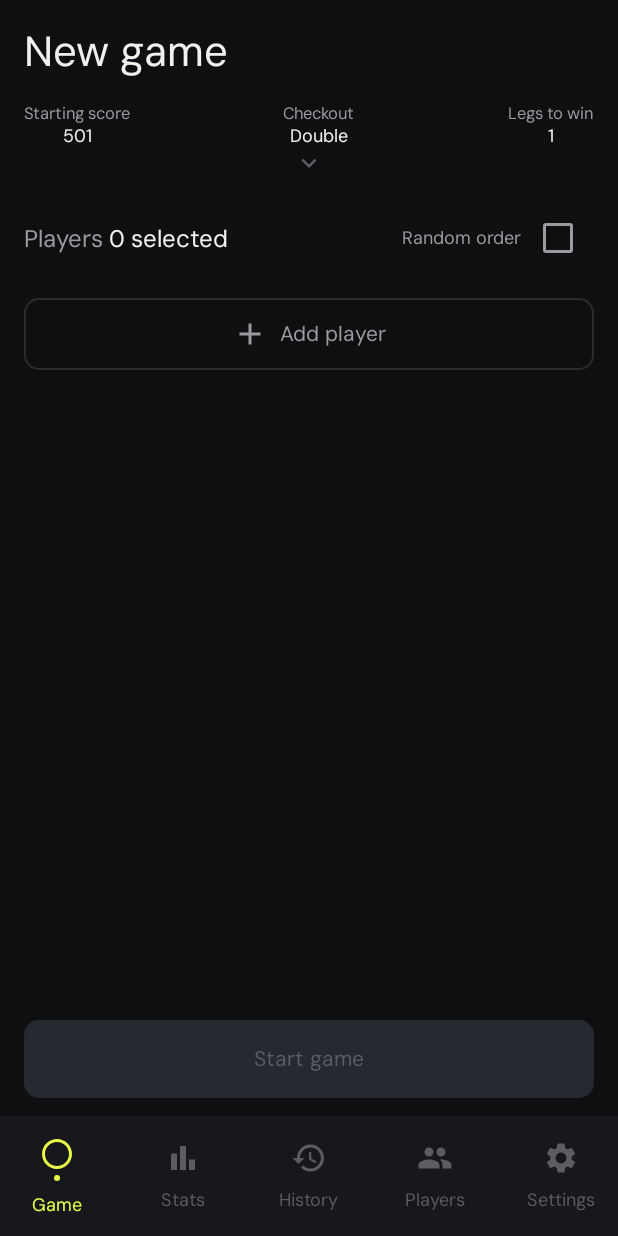
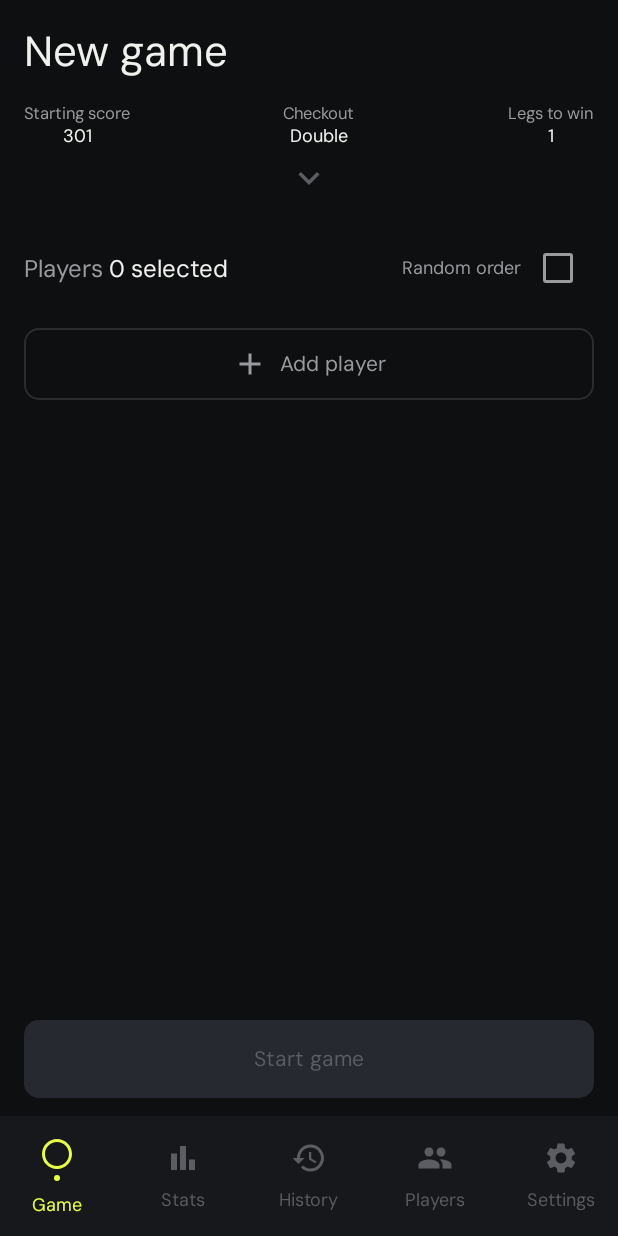
Before and after one commit to Chrausen/androiddartapp, an Android app built with Jetpack Compose: the screen it shows after launch (MainActivity), on a phone screen of 412 x 824 dp. Run offline under Robolectric (Android 15) with nearby library versions, the phone set to English and light mode, and no system bars; our stand-ins replace Dagger/Hilt's generated code, Room's generated code.

Commit message:
Enlarge chevron and change default game mode to 301 double out
- Chevron icon size increased from 20dp to 28dp with 6dp vertical padding
- Default starting score changed from 501 to 301 across SetupDefaults,
  SettingsDefaults, and SettingsRepository fallback

https://claude.ai/code/session_01KdXF6Ycihyn8cZqarj8ciM

```diff
--- a/app/src/main/java/com/clubdarts/data/model/AppSettings.kt
+++ b/app/src/main/java/com/clubdarts/data/model/AppSettings.kt
@@ -16,7 +16,7 @@ object SettingsKeys {
 }
 
 object SettingsDefaults {
-    const val START_SCORE   = "501"
+    const val START_SCORE   = "301"
     const val CHECKOUT_RULE = "DOUBLE"
     const val LEGS_TO_WIN   = "1"
     const val RANDOM_ORDER  = "false"
--- a/app/src/main/java/com/clubdarts/data/repository/SettingsRepository.kt
+++ b/app/src/main/java/com/clubdarts/data/repository/SettingsRepository.kt
@@ -28,7 +28,7 @@ class SettingsRepository @Inject constructor(
         dao.observe(key).map { it?.value ?: default }
 
     suspend fun getLastStartScore(): Int =
-        get(SettingsKeys.LAST_START_SCORE, SettingsDefaults.START_SCORE).toIntOrNull() ?: 501
+        get(SettingsKeys.LAST_START_SCORE, SettingsDefaults.START_SCORE).toIntOrNull() ?: 301
 
     suspend fun getLastCheckoutRule(): CheckoutRule =
         try { CheckoutRule.valueOf(get(SettingsKeys.LAST_CHECKOUT_RULE, SettingsDefaults.CHECKOUT_RULE)) }
--- a/app/src/main/java/com/clubdarts/ui/game/GameSetupScreen.kt
+++ b/app/src/main/java/com/clubdarts/ui/game/GameSetupScreen.kt
@@ -133,14 +133,16 @@ fun GameSetupScreen(
                         }
                     }
                     Box(
-                        modifier = Modifier.fillMaxWidth(),
+                        modifier = Modifier
+                            .fillMaxWidth()
+                            .padding(vertical = 6.dp),
                         contentAlignment = Alignment.Center
                     ) {
                         Icon(
                             imageVector = if (settingsExpanded) Icons.Default.KeyboardArrowUp else Icons.Default.KeyboardArrowDown,
                             contentDescription = if (settingsExpanded) "Collapse settings" else "Expand settings",
                             tint = TextTertiary,
-                            modifier = Modifier.size(20.dp)
+                            modifier = Modifier.size(28.dp)
                         )
                     }
                 }
--- a/app/src/main/java/com/clubdarts/ui/game/GameViewModel.kt
+++ b/app/src/main/java/com/clubdarts/ui/game/GameViewModel.kt
@@ -42,7 +42,7 @@ data class VisitRecord(
 )
 
 data class SetupDefaults(
-    val startScore: Int = 501,
+    val startScore: Int = 301,
     val checkoutRule: CheckoutRule = CheckoutRule.DOUBLE,
     val legsToWin: Int = 1,
     val randomOrder: Boolean = false,
```
